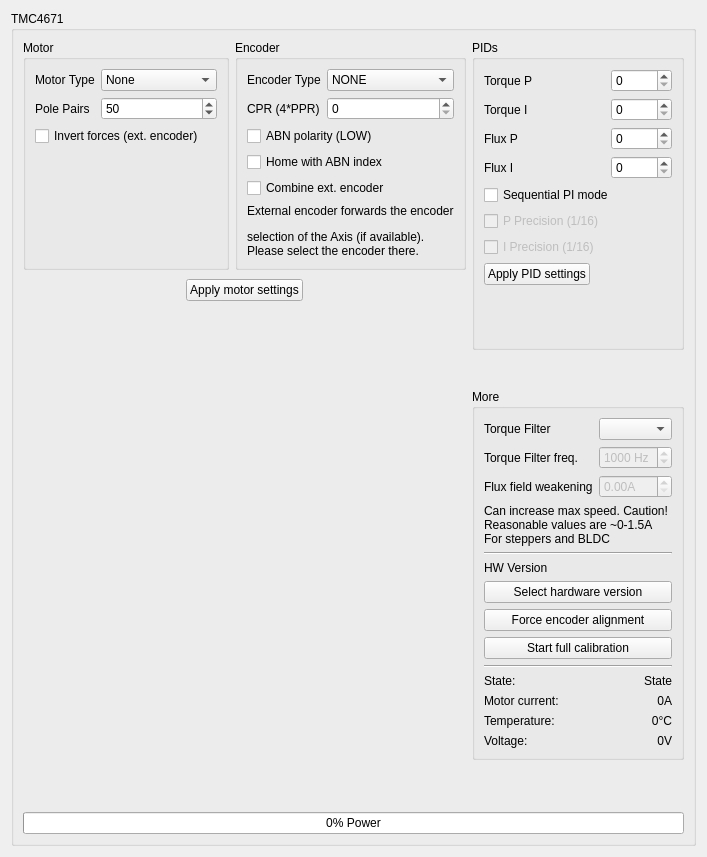
This is res/tmc4671_ui.ui in Ultrawipf/OpenFFBoard-configurator as Qt 5 draws it before an edit. The edited form follows.
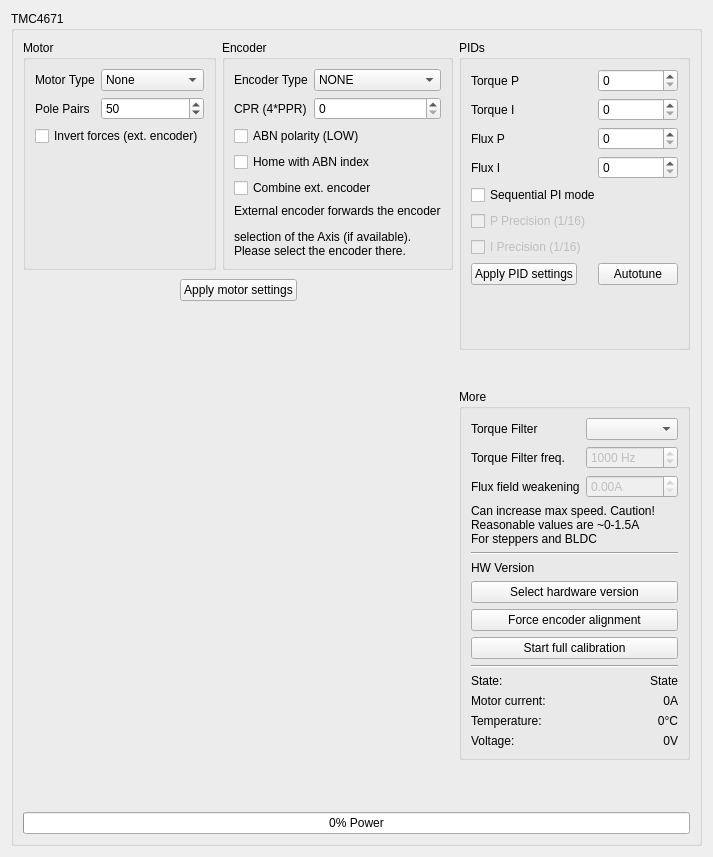
This is the edited form. Custom widgets are drawn as their Qt base class.

Commit message: TMC PI autotune button added

Patch:
```diff
--- a/res/tmc4671_ui.ui
+++ b/res/tmc4671_ui.ui
@@ -619,6 +619,13 @@
            </attribute>
           </widget>
          </item>
+         <item row="7" column="1">
+          <widget class="QPushButton" name="pushButton_autotunepid">
+           <property name="text">
+            <string>Autotune</string>
+           </property>
+          </widget>
+         </item>
         </layout>
        </widget>
       </item>
```
The commit also changes 3 other files.
